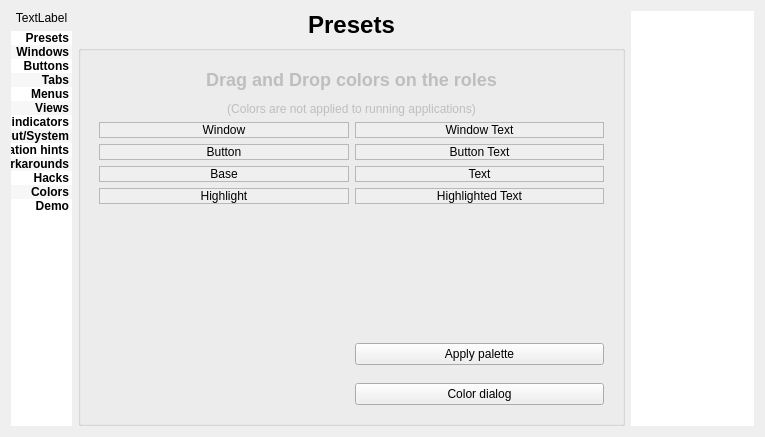
Qt form config/config.ui (deiv/bespin-pkg) before a commit.
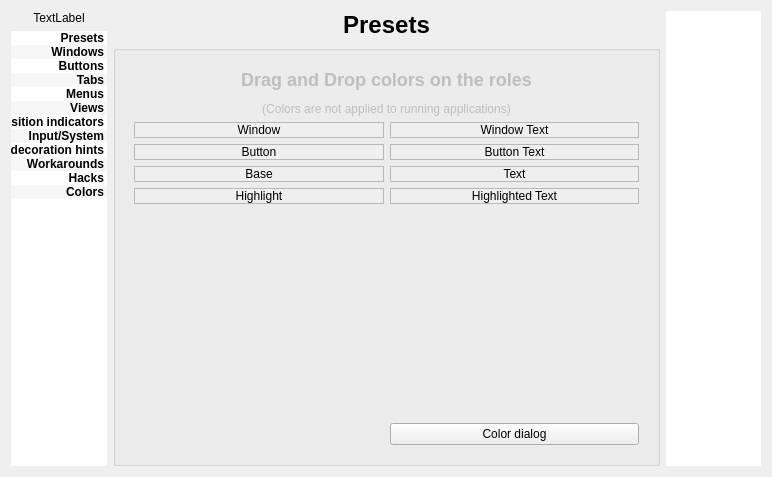
The same form after that commit. The open tabs and pages were chosen to show the change.

Commit message: allow demos to be independent and reflect the current settings w/o applying them. avoids recursive resizes on page change

```diff
--- a/config/config.ui
+++ b/config/config.ui
@@ -6,8 +6,8 @@
    <rect>
     <x>0</x>
     <y>0</y>
-    <width>765</width>
-    <height>402</height>
+    <width>772</width>
+    <height>477</height>
    </rect>
   </property>
   <property name="sizePolicy">
@@ -25,7 +25,7 @@
   <property name="windowTitle">
    <string>Bespin Configuration</string>
   </property>
-  <layout class="QGridLayout" name="gridLayout_14" columnstretch="2,0,0">
+  <layout class="QGridLayout" name="gridLayout_14" columnstretch="5,1,5">
    <item row="0" column="0" rowspan="2">
     <layout class="QVBoxLayout" name="verticalLayout_3">
      <property name="spacing">
@@ -163,11 +163,6 @@
          <string>Colors</string>
         </property>
        </item>
-       <item>
-        <property name="text">
-         <string>Demo</string>
-        </property>
-       </item>
       </widget>
      </item>
     </layout>
@@ -3441,36 +3436,13 @@
             </property>
            </spacer>
           </item>
-          <item row="9" column="1">
+          <item row="7" column="1">
            <widget class="QPushButton" name="colorButton">
             <property name="text">
              <string>Color dialog</string>
             </property>
            </widget>
           </item>
-          <item row="7" column="1">
-           <widget class="QPushButton" name="colorApply">
-            <property name="text">
-             <string>Apply palette</string>
-            </property>
-           </widget>
-          </item>
-          <item row="8" column="1">
-           <spacer name="verticalSpacer_22">
-            <property name="orientation">
-             <enum>Qt::Vertical</enum>
-            </property>
-            <property name="sizeType">
-             <enum>QSizePolicy::Fixed</enum>
-            </property>
-            <property name="sizeHint" stdset="0">
-             <size>
-              <width>20</width>
-              <height>12</height>
-             </size>
-            </property>
-           </spacer>
-          </item>
          </layout>
         </widget>
        </widget>
```
Left out of the diff: 38 changed lines with no effect on the pictures. The commit also changes 4 other files.
